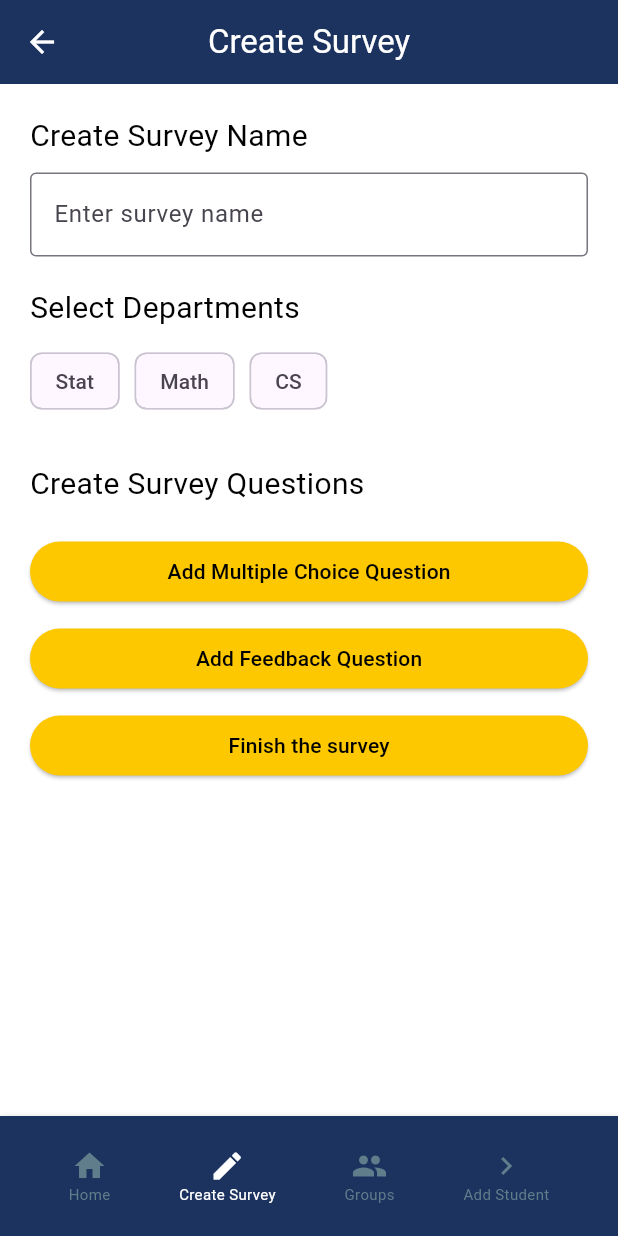
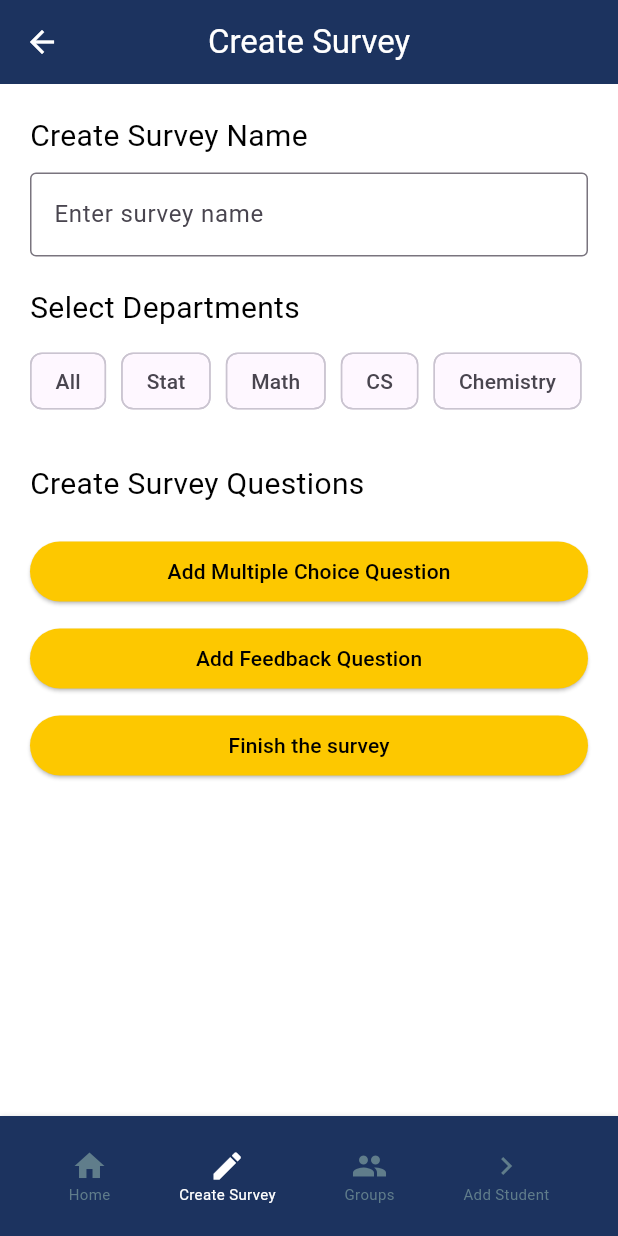
Before and after one commit to Amgooodd/survey-center, a Flutter app: the CreateSurvey screen opened by its route, on a phone screen of 412 x 824 dp. Run offline on Flutter 3.47's test engine with Material 3 defaults, Android fonts, the light colour scheme and no system bars; our stand-ins replace cloud_firestore, firebase_core; accounts and stored records are empty.

Commit message:
ad survey to all department and fix delete survey

```diff
--- a/lib/screens/2createsurv.dart
+++ b/lib/screens/2createsurv.dart
@@ -13,7 +13,7 @@
   List<Map<String, dynamic>> _questions = [];
   int _questionCount = 1;
 
-  final List<String> _departments = ['Stat', 'Math', 'CS'];
+  final List<String> _departments = ['All', 'Stat', 'Math', 'CS', 'Chemistry'];
   List<String> _selectedDepartments = [];
 
   void _addQuestion(bool isFeedback) {
@@ -144,18 +144,27 @@
               Wrap(
                 spacing: 10,
                 children: _departments.map((department) {
+                  bool isSelectable = department == 'All' ||
+                      !_selectedDepartments.contains('All');
+
                   return FilterChip(
                     label: Text(department),
                     selected: _selectedDepartments.contains(department),
                     onSelected: (isSelected) {
+                      if (!isSelectable) return;
                       setState(() {
-                        if (isSelected) {
-                          _selectedDepartments.add(department);
+                        if (department == 'All') {
+                          _selectedDepartments = isSelected ? ['All'] : [];
                         } else {
-                          _selectedDepartments.remove(department);
+                          if (isSelected) {
+                            _selectedDepartments.add(department);
+                          } else {
+                            _selectedDepartments.remove(department);
+                          }
                         }
                       });
                     },
+                    backgroundColor: isSelectable ? null : Colors.grey[300],
                   );
                 }).toList(),
               ),
```
Also changed, not shown: lib/screens/6firstforstudent.dart (+7 -18 lines), lib/screens/vewdetails.dart (+22 -7 lines), 4 other files.
